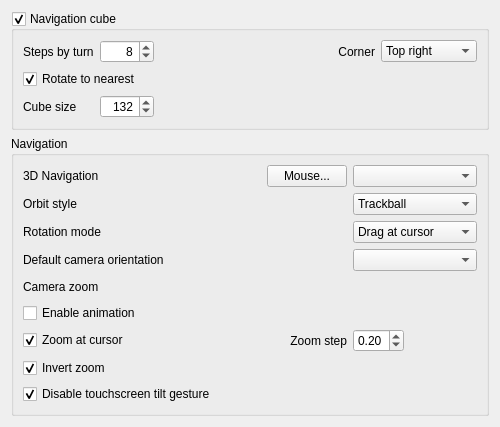
southseact-3d/fcd, file src/Gui/DlgSettingsNavigation.ui: the form before one commit.
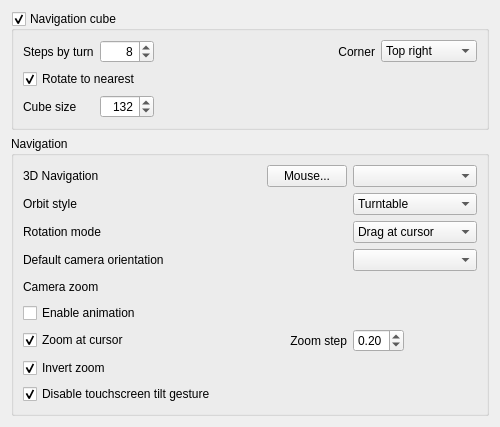
The form after the commit. Custom widgets are drawn as their Qt base class.

Commit message:
Gui: Added FreeTurntable orbit style (#8048)
* Added FreeTurntable orbit style

What changed in the file:
```diff
--- a/src/Gui/DlgSettingsNavigation.ui
+++ b/src/Gui/DlgSettingsNavigation.ui
@@ -282,7 +282,7 @@
 Turntable: the part will be rotated around the z-axis.</string>
         </property>
         <property name="currentIndex">
-         <number>1</number>
+         <number>0</number>
         </property>
         <item>
          <property name="text">
```
Left out of the diff: 8 changed lines with no effect on the pictures. The commit also changes 3 other files.
